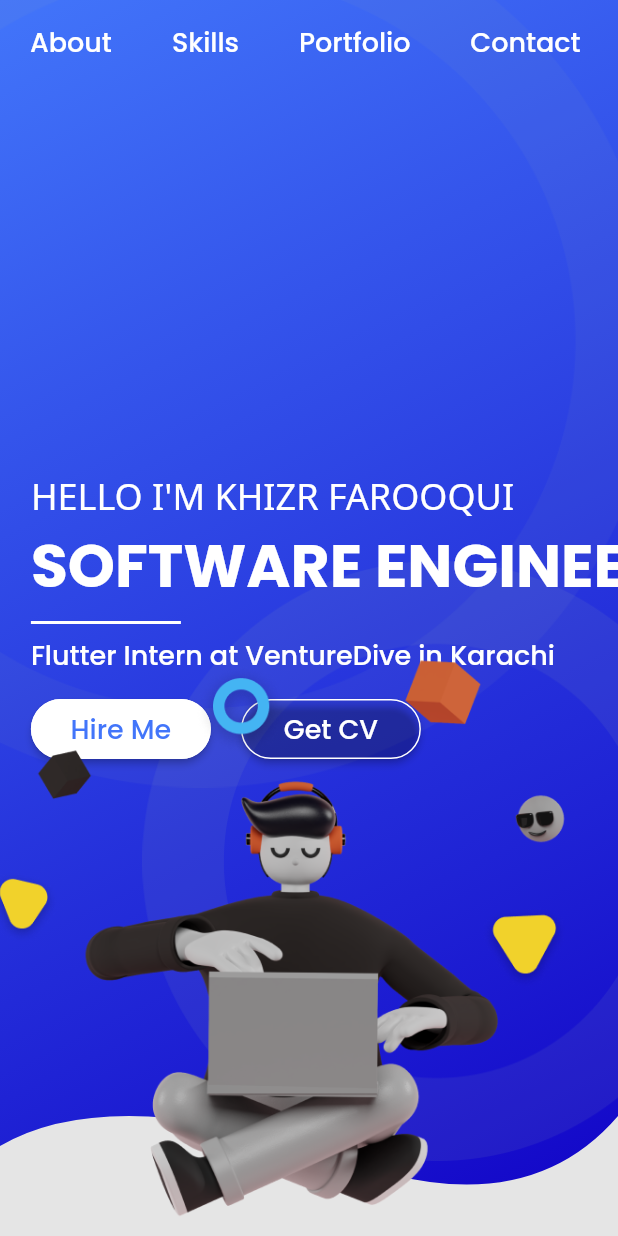
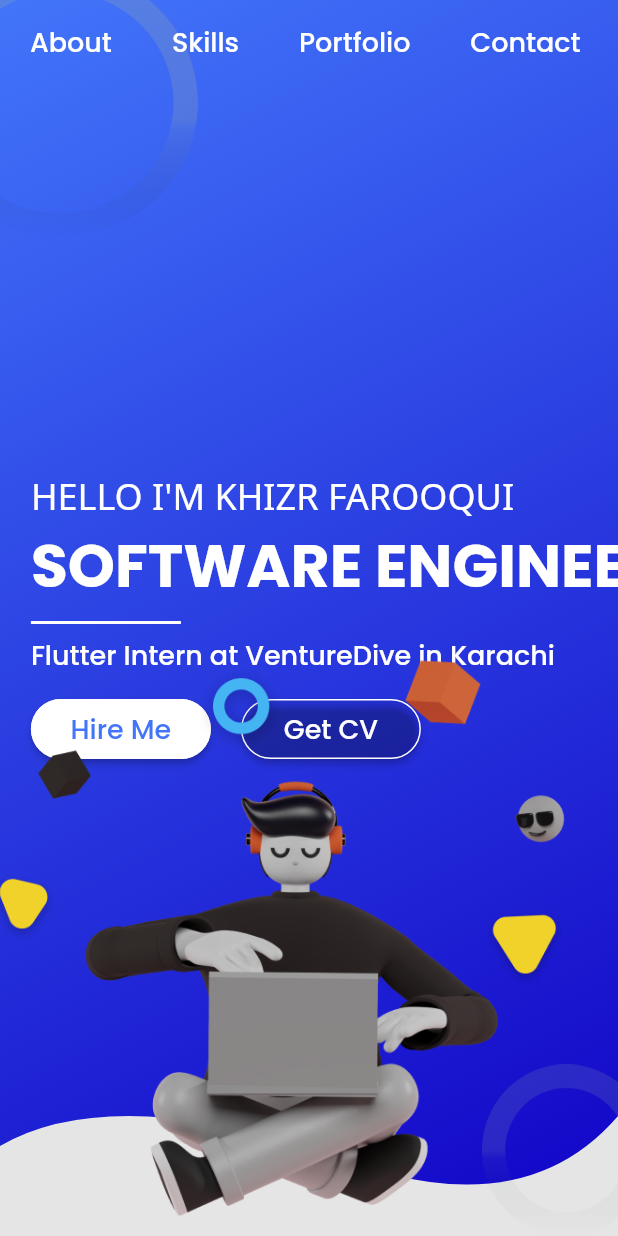
Before and after one commit to khizrvd/portfolio, a Flutter app: the screen it shows after launch, on a phone screen of 412 x 824 dp. Run offline on Flutter 3.47's test engine with Material 2 defaults, Android fonts, the phone set to English and light mode, and no system bars; our stand-ins replace bloc, equatable, flutter_bloc, google_fonts, url_strategy.

Commit message:
Portfolio Web App in progress

```diff
--- a/lib/about/pages/about_page.dart
+++ b/lib/about/pages/about_page.dart
@@ -74,6 +74,7 @@ class _AboutLoaded extends StatelessWidget {
             ),
             child: Image.asset(
               'assets/images/ellipse-3.png',
+              color: const Color(0xff1864D7).withOpacity(0.75),
               width: size.width > _tablet ? 240 : 190,
             ),
           ),
--- a/lib/about/widgets/skill_grid.dart
+++ b/lib/about/widgets/skill_grid.dart
@@ -1,5 +1,7 @@
 import 'package:flutter/material.dart';
 import 'package:portfolio/about/repository_layer/models/about_repository_model.dart';
+import 'package:portfolio/utils/constants.dart';
+
 class SkillGrid extends StatelessWidget {
   const SkillGrid({Key? key, required this.aboutData, required this.index})
       : super(key: key);
@@ -14,6 +16,8 @@ class SkillGrid extends StatelessWidget {
         color: const Color(0xffF2F2F2),
         borderRadius: BorderRadius.circular(20.0),
       ),
+      child: Padding(
+        padding: const EdgeInsets.symmetric(vertical: 25.0),
         child: Column(
           mainAxisAlignment: MainAxisAlignment.spaceBetween,
           crossAxisAlignment: CrossAxisAlignment.center,
@@ -21,16 +25,22 @@ class SkillGrid extends StatelessWidget {
             Image.network(
               aboutData?.skills?[index]['image'].toString() ?? '',
               errorBuilder: (context, error, stackTrace) {
-              return Container(
-                color: const Color(0xffF2F2F2),
-                child: const Icon(
+                return const Icon(
                   Icons.desktop_windows_rounded,
                   color: Colors.blue,
-                ),
                 );
               },
             ),
+            Text(
+              aboutData?.skills?[index]['title'].toString() ?? '',
+              style: TextStyle(
+                fontWeight: FontWeight.w500,
+                fontSize: 14,
+                color: secondaryColor,
+              ),
+            )
           ],
+        ),
       ),
     );
   }
--- a/lib/home/widgets/home_banner.dart
+++ b/lib/home/widgets/home_banner.dart
@@ -89,21 +89,47 @@ class _HomeLoaded extends StatelessWidget {
         Positioned(
           top: 0,
           left: 0,
-          child: Image.asset(
-            'assets/images/ellipse.png',
-            height: 525,
-            color: Colors.white.withOpacity(0.1),
-            colorBlendMode: BlendMode.modulate,
+          child: ShaderMask(
+            shaderCallback: (rect) {
+              return LinearGradient(
+                begin: Alignment.topCenter,
+                end: Alignment.bottomCenter,
+                colors: <Color>[
+                  Colors.white.withOpacity(0.4),
+                  Colors.white.withOpacity(0.4),
+                  Colors.white.withOpacity(0.2),
+                  Colors.transparent,
+                ],
+                stops: const [0.0, 0.5, 0.55, 1.0],
+              ).createShader(Rect.fromLTRB(0, 0, rect.width, rect.height));
+            },
+            child: Image.asset(
+              'assets/images/ellipse.png',
+              width: mWidth * 0.32,
+            ),
           ),
         ),
         Positioned(
-          bottom: 50,
+          bottom: 0,
           right: 0,
-          child: Image.asset(
-            'assets/images/ellipse-2.png',
-            height: 400,
-            color: Colors.white.withOpacity(0.15),
-            colorBlendMode: BlendMode.modulate,
+          child: ShaderMask(
+            shaderCallback: (rect) {
+              return LinearGradient(
+                begin: Alignment.topCenter,
+                end: Alignment.bottomCenter,
+                colors: <Color>[
+                  Colors.white.withOpacity(0.25),
+                  Colors.white.withOpacity(0.25),
+                  Colors.white.withOpacity(0.1),
+                  Colors.transparent,
+                ],
+                stops: const [0.0, 0.5, 0.55, 1.0],
+              ).createShader(Rect.fromLTRB(0, 0, rect.width, rect.height));
+            },
+            child: Image.asset(
+              'assets/images/ellipse-2.png',
+              width: mWidth * 0.22,
+            ),
           ),
         ),
         Positioned(
```
Lines whose indentation alone changed are shown as unchanged.
